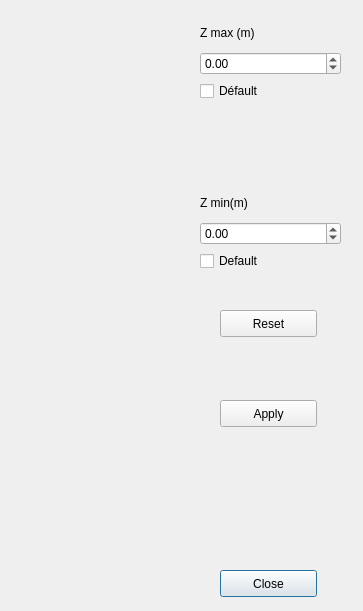
This is 3DMetrics/model_depth_colors_chooser.ui in IfremerUnderwater/3DMetrics as Qt 5 draws it before an edit. The edited form follows.
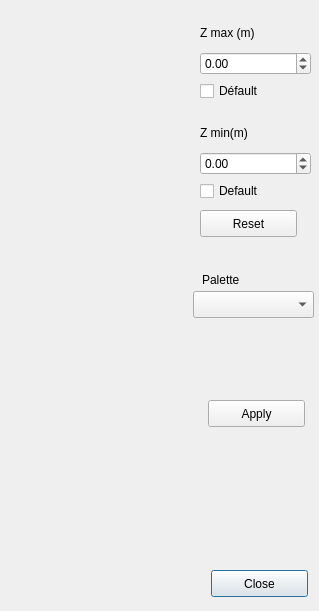
This is the edited form. Custom widgets are drawn as their Qt base class.

Commit message: Depth Shader Scale Ability to use different zscale palettes

What changed in the file:
```diff
--- a/3DMetrics/model_depth_colors_chooser.ui
+++ b/3DMetrics/model_depth_colors_chooser.ui
@@ -6,7 +6,7 @@
    <rect>
     <x>0</x>
     <y>0</y>
-    <width>363</width>
+    <width>319</width>
     <height>611</height>
    </rect>
   </property>
@@ -26,7 +26,7 @@
   <widget class="QPushButton" name="close_btn">
    <property name="geometry">
     <rect>
-     <x>220</x>
+     <x>211</x>
      <y>570</y>
      <width>97</width>
      <height>27</height>
@@ -39,7 +39,7 @@
   <widget class="QPushButton" name="apply_btn">
    <property name="geometry">
     <rect>
-     <x>220</x>
+     <x>208</x>
      <y>400</y>
      <width>97</width>
      <height>27</height>
@@ -52,8 +52,8 @@
   <widget class="QPushButton" name="reset_btn">
    <property name="geometry">
     <rect>
-     <x>220</x>
-     <y>310</y>
+     <x>200</x>
+     <y>210</y>
      <width>97</width>
      <height>27</height>
     </rect>
@@ -62,12 +62,12 @@
     <string>Reset</string>
    </property>
   </widget>
-  <widget class="QWidget" name="">
+  <widget class="QWidget" name="layoutWidget">
    <property name="geometry">
     <rect>
      <x>200</x>
      <y>20</y>
-     <width>141</width>
+     <width>111</width>
      <height>81</height>
     </rect>
    </property>
@@ -98,12 +98,12 @@
     </item>
    </layout>
   </widget>
-  <widget class="QWidget" name="">
+  <widget class="QWidget" name="layoutWidget">
    <property name="geometry">
     <rect>
      <x>200</x>
-     <y>190</y>
-     <width>141</width>
+     <y>120</y>
+     <width>111</width>
      <height>81</height>
     </rect>
    </property>
@@ -134,6 +134,29 @@
     </item>
    </layout>
   </widget>
+  <widget class="QComboBox" name="palette_combo">
+   <property name="geometry">
+    <rect>
+     <x>193</x>
+     <y>291</y>
+     <width>121</width>
+     <height>27</height>
+    </rect>
+   </property>
+  </widget>
+  <widget class="QLabel" name="palette_label">
+   <property name="geometry">
+    <rect>
+     <x>202</x>
+     <y>271</y>
+     <width>67</width>
+     <height>17</height>
+    </rect>
+   </property>
+   <property name="text">
+    <string>Palette</string>
+   </property>
+  </widget>
  </widget>
  <customwidgets>
   <customwidget>
```
The commit also changes 12 other files.
